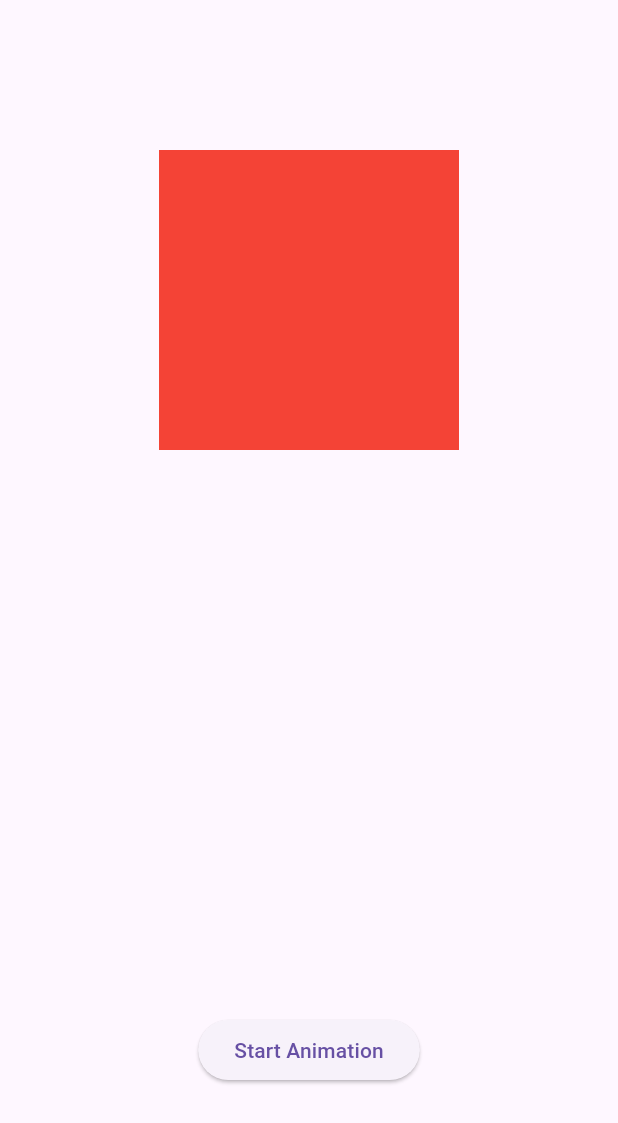
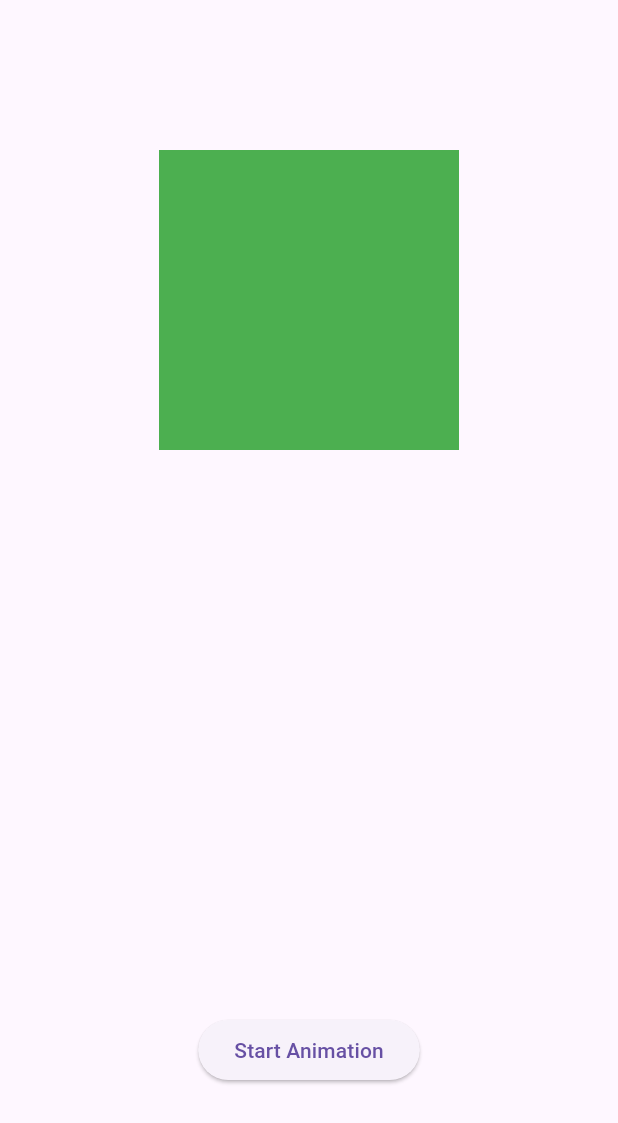
Before and after one commit to ahmed-eltantawi/animation-practice, a Flutter app: the screen it shows after launch, after a tap on "Start Animation", on a phone screen of 412 x 824 dp. Shown: the top 1123 px of the screen. Run offline on Flutter 3.47's test engine with Material 3 defaults, Android fonts, the phone set to English and light mode, and no system bars.

Commit message:
Add color parameter to CustomAnimatedContainer and update animation logic

```diff
--- a/lib/animated_foo/animated_foo_view.dart
+++ b/lib/animated_foo/animated_foo_view.dart
@@ -11,6 +11,7 @@ class AnimatedFoo extends StatefulWidget {
 
 class _AnimatedFooState extends State<AnimatedFoo> {
   double _direction = 100;
+  Color _color = Colors.red;
 
   @override
   Widget build(BuildContext context) {
@@ -20,7 +21,7 @@ class _AnimatedFooState extends State<AnimatedFoo> {
           mainAxisAlignment: .spaceBetween,
           children: [
             SizedBox(height: 100),
-            CustomAnimatedContainer(direction: _direction),
+            CustomAnimatedContainer(direction: _direction, color: _color),
             Spacer(),
             customButton(),
             SizedBox(height: 100),
@@ -38,6 +39,7 @@ class _AnimatedFooState extends State<AnimatedFoo> {
         } else {
           _direction = 100;
         }
+        _color == Colors.red ? _color = Colors.green : _color = Colors.red;
         setState(() {});
       },
       child: const Text('Start Animation'),
--- a/lib/animated_foo/custom_animated_container.dart
+++ b/lib/animated_foo/custom_animated_container.dart
@@ -1,8 +1,9 @@
 import 'package:flutter/material.dart';
 
 class CustomAnimatedContainer extends StatelessWidget {
-  const new({super.key, required this.direction});
+  const new({super.key, required this.direction, required this.color});
   final double direction;
+  final Color color;
   @override
   Widget build(BuildContext context) {
     return AnimatedContainer(
@@ -10,7 +11,7 @@ class CustomAnimatedContainer extends StatelessWidget {
       duration: Duration(seconds: 1),
       height: direction,
       width: direction,
-      color: Colors.red,
+      color: color,
     );
   }
 }
```
